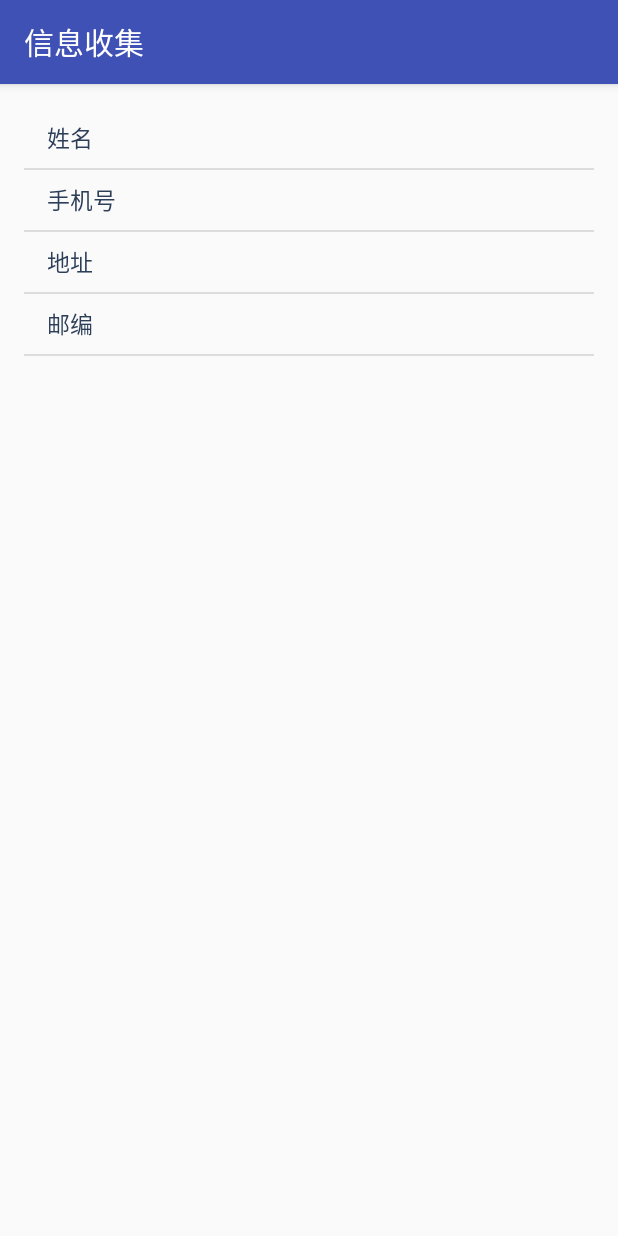
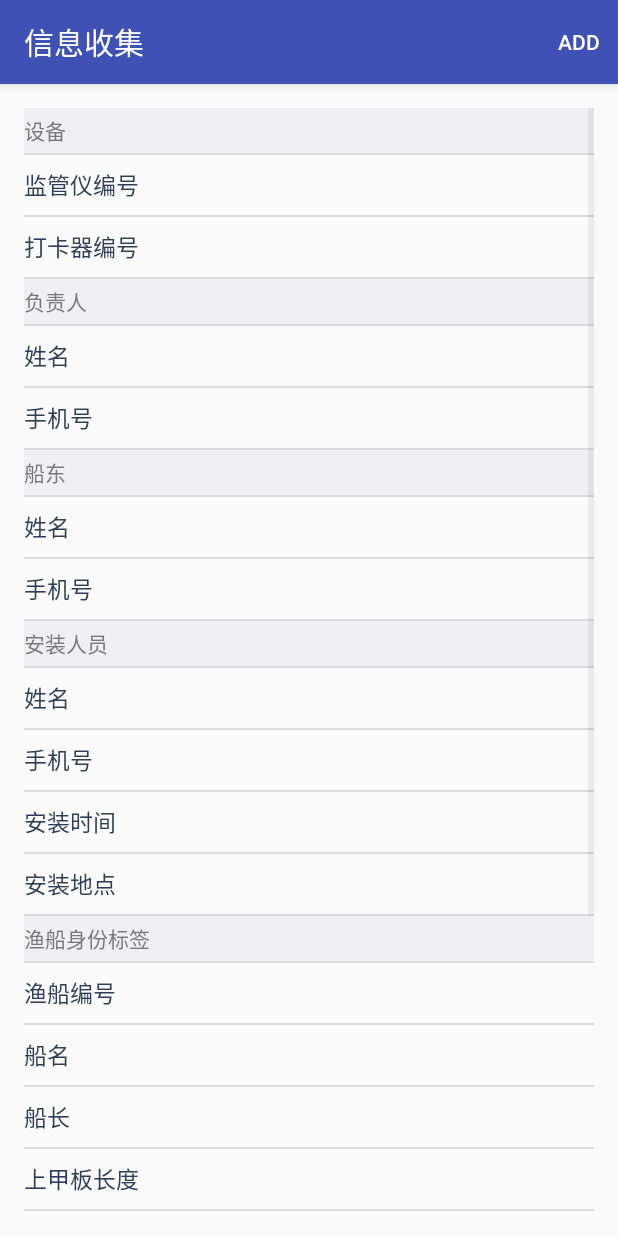
Before and after one commit to qiuh1016/rcldFMAndroid, an Android app: the AddActivity screen opened directly, with no data from a screen before it, on a phone screen of 412 x 824 dp. Run offline under Robolectric (Android 15) with nearby library versions, the phone set to English and light mode, and no system bars.

Commit message:
添加 表格
05231756

```diff
--- a/app/src/main/AndroidManifest.xml
+++ b/app/src/main/AndroidManifest.xml
@@ -26,7 +26,7 @@
         android:supportsRtl="true"
         android:theme="@style/AppTheme">
         <activity
-            android:name=".LoginActivity"
+            android:name=".IndexActivity"
             android:screenOrientation="portrait">
             <intent-filter>
                 <action android:name="android.intent.action.MAIN" />
@@ -35,7 +35,7 @@
             </intent-filter>
         </activity>
         <activity
-            android:name=".IndexActivity"
+            android:name=".LoginActivity"
             android:screenOrientation="portrait" />
         <activity
             android:name=".AddActivity"
--- a/app/src/main/java/com/cetcme/rcldfmandroid/AddActivity.java
+++ b/app/src/main/java/com/cetcme/rcldfmandroid/AddActivity.java
@@ -6,6 +6,8 @@ import android.text.Editable;
 import android.text.TextWatcher;
 import android.util.Log;
 import android.view.LayoutInflater;
+import android.view.Menu;
+import android.view.MenuItem;
 import android.view.View;
 import android.view.ViewGroup;
 import android.widget.AdapterView;
@@ -15,6 +17,7 @@ import android.widget.ListView;
 import android.widget.SimpleAdapter;
 import android.widget.TextView;
 
+import java.util.ArrayList;
 import java.util.HashMap;
 import java.util.LinkedList;
 import java.util.List;
@@ -27,13 +30,25 @@ public class AddActivity extends AppCompatActivity {
     private Adapter adapter;
     private List<Map<String,Object>> datalist = new LinkedList<>();
 
+    private String[] deviceList = {"监管仪编号", "打卡器编号"};
+    private String[] picList = {"姓名", "手机号"};
+    private String[] ownerList = {"姓名", "手机号"};
+    private String[] operatorList = {"姓名", "手机号", "安装时间", "安装地点"};
+    private String[] shipInfoList = {"渔船编号", "船名", "船长", "上甲板长度", "船宽", "船深", "材质", "伏休期起始时间", "伏休期结束时间", "建成时间", "制卡时间"};
+    private String[] titleList = {"设备", "负责人", "船东", "安装人员", "渔船身份标签"};
+    private int[] titleNum;
     @Override
     protected void onCreate(Bundle savedInstanceState) {
         super.onCreate(savedInstanceState);
         setContentView(R.layout.activity_add);
 
         addData();
-
+        titleNum = new int[]{0,
+                deviceList.length + 1,
+                deviceList.length + picList.length + 2,
+                deviceList.length + picList.length + ownerList.length + 3,
+                deviceList.length + picList.length + ownerList.length + operatorList.length + 4,
+        };
 
         simpleAdapter = new SimpleAdapter(getApplicationContext(),datalist,
                 R.layout.list_view_cell,new String[]{"name"},new int[]{R.id.textViewInCell});
@@ -49,11 +64,48 @@ public class AddActivity extends AppCompatActivity {
         });
     }
 
+    @Override
+    public boolean onCreateOptionsMenu(Menu menu) {
+        super.onCreateOptionsMenu(menu);
+
+        MenuItem add = menu.add(0,0,0,"Add");
+        add.setShowAsAction(MenuItem.SHOW_AS_ACTION_ALWAYS);
+        add.setOnMenuItemClickListener(new MenuItem.OnMenuItemClickListener() {
+            @Override
+            public boolean onMenuItemClick(MenuItem menuItem) {
+                Log.i("Main", "clicked");
+                Log.i("Main", datalist.toString());
+                return false;
+            }
+        });
+        return true;
+    }
+
     private void addData() {
-        String[] nameList = {"姓名", "手机号", "地址", "邮编"};
-        for (int i=0; i<nameList.length; i++) {
+
+        for (int i=0; i<deviceList.length; i++) {
             Map<String, Object> map = new HashMap<>();
-            map.put("name",nameList[i]);
+            map.put("name",deviceList[i]);
+            datalist.add(map);
+        }
+        for (int i=0; i<picList.length; i++) {
+            Map<String, Object> map = new HashMap<>();
+            map.put("name",picList[i]);
+            datalist.add(map);
+        }
+        for (int i=0; i<ownerList.length; i++) {
+            Map<String, Object> map = new HashMap<>();
+            map.put("name",ownerList[i]);
+            datalist.add(map);
+        }
+        for (int i=0; i<operatorList.length; i++) {
+            Map<String, Object> map = new HashMap<>();
+            map.put("name",operatorList[i]);
+            datalist.add(map);
+        }
+        for (int i=0; i<shipInfoList.length; i++) {
+            Map<String, Object> map = new HashMap<>();
+            map.put("name",shipInfoList[i]);
             datalist.add(map);
         }
 
@@ -63,7 +115,7 @@ public class AddActivity extends AppCompatActivity {
 
         @Override
         public int getCount() {
-            return datalist.size();
+            return datalist.size() + titleList.length;
         }
 
         @Override
@@ -78,11 +130,53 @@ public class AddActivity extends AppCompatActivity {
 
         @Override
         public View getView(final int i, View view, ViewGroup viewGroup) {
-            String name = (String) datalist.get(i).get("name");
-            String data = (String) datalist.get(i).get("data");
-            view = LayoutInflater.from(getApplication()).inflate(R.layout.list_view_cell, null);
-            TextView textView = (TextView) view.findViewById(R.id.textViewInCell);
-            EditText editText = (EditText) view.findViewById(R.id.editTextInCell);
+            View titleView = LayoutInflater.from(getApplication()).inflate(R.layout.list_view_title, null);
+            View contentView = view = LayoutInflater.from(getApplication()).inflate(R.layout.list_view_cell, null);
+            TextView textView = (TextView) contentView.findViewById(R.id.textViewInCell);
+            EditText editText = (EditText) contentView.findViewById(R.id.editTextInCell);
+            TextView titleTextView = (TextView) titleView.findViewById(R.id.titleTextView);
+
+
+            if (i == 0 || i == 3 || i == 6 ||
+                    i == 9 || i == 14 ) {
+                String title = "";
+                if (i == titleNum[0]) {
+                    title = titleList[0];
+                } else if (i == titleNum[1]) {
+                    title = titleList[1];
+                } else if (i == titleNum[2]) {
+                    title = titleList[2];
+                } else if (i == titleNum[3]) {
+                    title = titleList[3];
+                } else if (i == titleNum[4]) {
+                    title = titleList[4];
+                }
+
+                view = titleView;
+                titleTextView.setText(title);
+            } else {
+
+                String name = "";
+                String data = "";
+
+                if (i<3) {
+                    name = (String) datalist.get(i-1).get("name");
+                    data = (String) datalist.get(i-1).get("data");
+                } else if (3<i && i<6) {
+                    name = (String) datalist.get(i-2).get("name");
+                    data = (String) datalist.get(i-2).get("data");
+                } else if (6<i && i<9) {
+                    name = (String) datalist.get(i-3).get("name");
+                    data = (String) datalist.get(i-3).get("data");
+                } else if (9<i && i<14) {
+                    name = (String) datalist.get(i-4).get("name");
+                    data = (String) datalist.get(i-4).get("data");
+                } else if (14<i) {
+                    name = (String) datalist.get(i-5).get("name");
+                    data = (String) datalist.get(i-5).get("data");
+                }
+
+                view = contentView;
                 textView.setText(name);
                 editText.setText(data);
                 editText.addTextChangedListener(new TextWatcher() {
@@ -98,9 +192,23 @@ public class AddActivity extends AppCompatActivity {
 
                     @Override
                     public void afterTextChanged(Editable editable) {
-                    datalist.get(i).put("data",editable.toString());
+                        if (i<titleNum[1]) {
+                            datalist.get(i - 1).put("data",editable.toString());
+                        } else if (titleNum[1]<i && i<titleNum[2]) {
+                            datalist.get(i - 2).put("data",editable.toString());
+                        } else if (titleNum[2]<i && i<titleNum[3]) {
+                            datalist.get(i - 3).put("data",editable.toString());
+                        } else if (titleNum[3]<i && i<titleNum[4]) {
+                            datalist.get(i - 4).put("data",editable.toString());
+                        } else if (titleNum[4]<i) {
+                            datalist.get(i - 5).put("data",editable.toString());
+                        }
+
                     }
                 });
+            }
+
+
             return view;
         }
     }
--- a/app/src/main/res/layout/list_view_cell.xml
+++ b/app/src/main/res/layout/list_view_cell.xml
@@ -17,7 +17,7 @@
             android:layout_alignParentLeft="true"
             android:layout_alignParentStart="true"
             android:layout_centerVertical="true"
-            android:layout_marginLeft="15dp"
+            android:layout_marginLeft="0dp"
             android:textColor="#2c3e58"
             android:textSize="15sp" />
 
@@ -36,6 +36,9 @@
             android:editable="true"
             android:enabled="true"
             android:focusable="true"
-            android:textColor="#616161" />
+            android:textColor="#616161"
+            android:singleLine="true"
+            android:textAlignment="textEnd"
+            android:layout_marginRight="0dp" />
     </RelativeLayout>
 </LinearLayout>
--- /dev/null
+++ b/app/src/main/res/layout/list_view_title.xml
@@ -0,0 +1,24 @@
+<?xml version="1.0" encoding="utf-8"?>
+<LinearLayout xmlns:android="http://schemas.android.com/apk/res/android"
+    android:orientation="vertical" android:layout_width="match_parent"
+    android:layout_height="match_parent">
+
+    <RelativeLayout
+        android:layout_width="match_parent"
+        android:layout_height="30dp"
+        android:background="#efeff4">
+
+        <TextView
+            android:layout_width="wrap_content"
+            android:layout_height="wrap_content"
+            android:textAppearance="?android:attr/textAppearanceSmall"
+            android:text="Small Text"
+            android:id="@+id/titleTextView"
+            android:layout_alignParentTop="false"
+            android:layout_alignParentLeft="true"
+            android:layout_alignParentStart="true"
+            android:layout_centerVertical="true"
+            android:layout_marginLeft="0dp"
+            android:textColor="#797979" />
+    </RelativeLayout>
+</LinearLayout>
```
Lines whose indentation alone changed are shown as unchanged.
